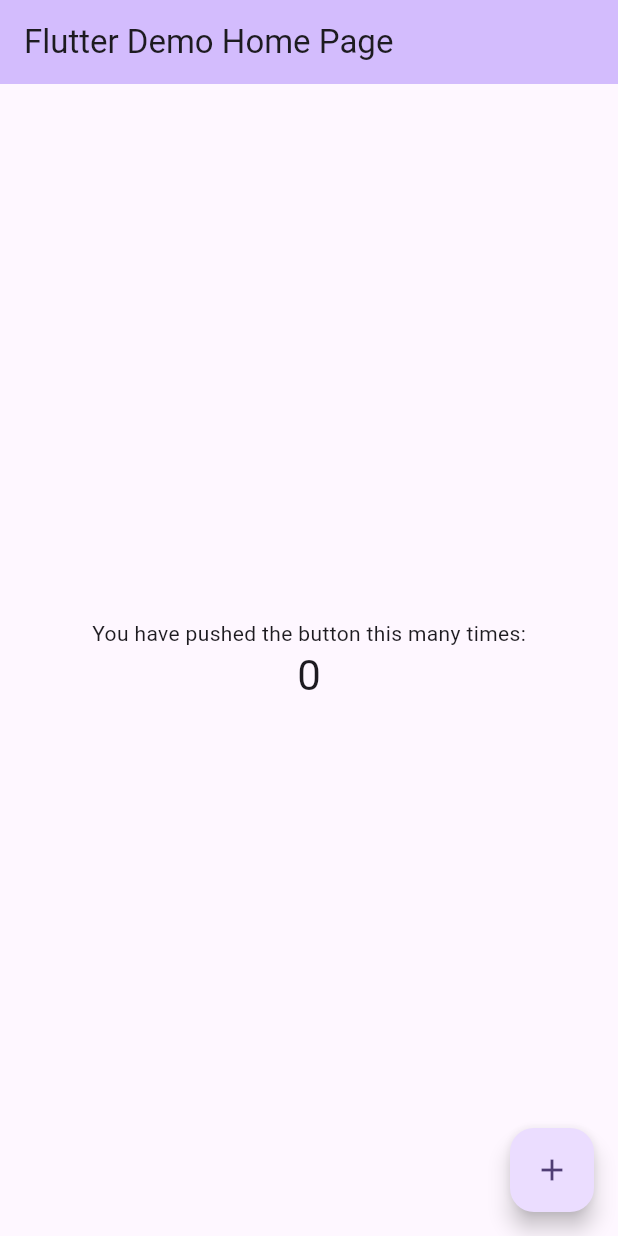
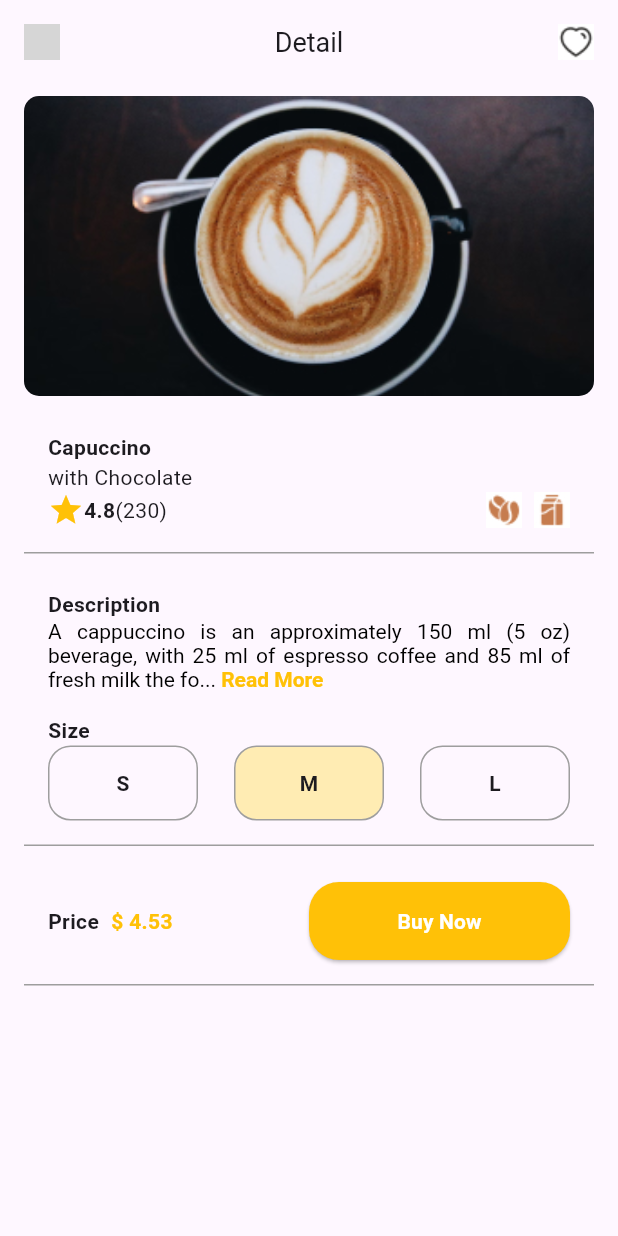
Before and after one commit to ehimze007/capuccino_submission, a Flutter app: the screen it shows after launch, on a phone screen of 412 x 824 dp. Run offline on Flutter 3.47's test engine with Material 3 defaults, Android fonts, the phone set to English and light mode, and no system bars; grey boxes are pictures that could not be loaded.

Commit message:
Changes to be committed: 	modified:   lib/main.dart 	modified:   pubspec.yaml A non modular replica of the project image has been created in this commit. However, this is cumbersome and very bug prone.

```diff
--- a/lib/main.dart
+++ b/lib/main.dart
@@ -7,119 +7,265 @@ void main() {
 class MyApp extends StatelessWidget {
   const MyApp({super.key});
 
-  // This widget is the root of your application.
   @override
   Widget build(BuildContext context) {
     return MaterialApp(
-      title: 'Flutter Demo',
+      title: 'Your App Title',
       theme: ThemeData(
-        // This is the theme of your application.
-        //
-        // TRY THIS: Try running your application with "flutter run". You'll see
-        // the application has a purple toolbar. Then, without quitting the app,
-        // try changing the seedColor in the colorScheme below to Colors.green
-        // and then invoke "hot reload" (save your changes or press the "hot
-        // reload" button in a Flutter-supported IDE, or press "r" if you used
-        // the command line to start the app).
-        //
-        // Notice that the counter didn't reset back to zero; the application
-        // state is not lost during the reload. To reset the state, use hot
-        // restart instead.
-        //
-        // This works for code too, not just values: Most code changes can be
-        // tested with just a hot reload.
-        colorScheme: ColorScheme.fromSeed(seedColor: Colors.deepPurple),
-        useMaterial3: true,
+        primarySwatch: Colors.blue,
       ),
-      home: const MyHomePage(title: 'Flutter Demo Home Page'),
+      debugShowCheckedModeBanner: false,
+      home: const MyHomePage(),
     );
   }
 }
 
-class MyHomePage extends StatefulWidget {
-  const MyHomePage({super.key, required this.title});
-
-  // This widget is the home page of your application. It is stateful, meaning
-  // that it has a State object (defined below) that contains fields that affect
-  // how it looks.
-
-  // This class is the configuration for the state. It holds the values (in this
-  // case the title) provided by the parent (in this case the App widget) and
-  // used by the build method of the State. Fields in a Widget subclass are
-  // always marked "final".
-
-  final String title;
-
-  @override
-  State<MyHomePage> createState() => _MyHomePageState();
-}
-
-class _MyHomePageState extends State<MyHomePage> {
-  int _counter = 0;
-
-  void _incrementCounter() {
-    setState(() {
-      // This call to setState tells the Flutter framework that something has
-      // changed in this State, which causes it to rerun the build method below
-      // so that the display can reflect the updated values. If we changed
-      // _counter without calling setState(), then the build method would not be
-      // called again, and so nothing would appear to happen.
-      _counter++;
-    });
-  }
+class MyHomePage extends StatelessWidget {
+  const MyHomePage({super.key});
 
   @override
   Widget build(BuildContext context) {
-    // This method is rerun every time setState is called, for instance as done
-    // by the _incrementCounter method above.
-    //
-    // The Flutter framework has been optimized to make rerunning build methods
-    // fast, so that you can just rebuild anything that needs updating rather
-    // than having to individually change instances of widgets.
     return Scaffold(
       appBar: AppBar(
-        // TRY THIS: Try changing the color here to a specific color (to
-        // Colors.amber, perhaps?) and trigger a hot reload to see the AppBar
-        // change color while the other colors stay the same.
-        backgroundColor: Theme.of(context).colorScheme.inversePrimary,
-        // Here we take the value from the MyHomePage object that was created by
-        // the App.build method, and use it to set our appbar title.
-        title: Text(widget.title),
-      ),
-      body: Center(
-        // Center is a layout widget. It takes a single child and positions it
-        // in the middle of the parent.
-        child: Column(
-          // Column is also a layout widget. It takes a list of children and
-          // arranges them vertically. By default, it sizes itself to fit its
-          // children horizontally, and tries to be as tall as its parent.
-          //
-          // Column has various properties to control how it sizes itself and
-          // how it positions its children. Here we use mainAxisAlignment to
-          // center the children vertically; the main axis here is the vertical
-          // axis because Columns are vertical (the cross axis would be
-          // horizontal).
-          //
-          // TRY THIS: Invoke "debug painting" (choose the "Toggle Debug Paint"
-          // action in the IDE, or press "p" in the console), to see the
-          // wireframe for each widget.
+        leading: Padding(
+          padding: const EdgeInsets.all(8.0),
+          child: GestureDetector(
+            onTap: () {},
+            child: Padding(
+              padding: const EdgeInsets.all(8.0),
+              child: Image.asset(
+                './images/arrow-left.jpg',
+                width: 24,
+                height: 24,
+              ),
+            ),
+          ),
+        ),
+        title: const Row(
           mainAxisAlignment: MainAxisAlignment.center,
-          children: <Widget>[
-            const Text(
-              'You have pushed the button this many times:',
-            ),
+          children: [
             Text(
-              '$_counter',
-              style: Theme.of(context).textTheme.headlineMedium,
+              'Detail',
+              style: TextStyle(fontSize: 18),
             ),
           ],
         ),
+        actions: [
+          Padding(
+            padding: const EdgeInsets.all(8.0),
+            child: GestureDetector(
+              onTap: () {},
+              child: Padding(
+                padding: const EdgeInsets.all(8.0),
+                child: Image.asset(
+                  'images/Heart.jpg',
+                  width: 24,
+                  height: 24,
+                ),
+              ),
+            ),
+          ),
+        ],
       ),
-      floatingActionButton: FloatingActionButton(
-        onPressed: _incrementCounter,
-        tooltip: 'Increment',
-        child: const Icon(Icons.add),
-      ), // This trailing comma makes auto-formatting nicer for build methods.
+      body: SingleChildScrollView(
+        child: Padding(
+          padding: const EdgeInsets.symmetric(horizontal: 16),
+          child: Column(
+            children: [
+              const SizedBox(
+                height: 8,
+              ),
+              Center(
+                child: ClipRRect(
+                  borderRadius: BorderRadius.circular(10.0),
+                  child: Image.asset(
+                    'images/Rectangle1706.jpg',
+                    width: MediaQuery.of(context).size.width * 1,
+                    height: 200,
+                    fit: BoxFit.cover,
+                  ),
+                ),
+              ),
+              const SizedBox(
+                height: 8,
+              ),
+              Container(
+                padding: const EdgeInsets.all(16),
+                decoration: const BoxDecoration(
+                  border: Border(bottom: BorderSide(color: Colors.grey)),
+                ),
+                child: Column(
+                  crossAxisAlignment: CrossAxisAlignment.start,
+                  children: [
+                    const Text(
+                      'Capuccino',
+                      style: TextStyle(fontWeight: FontWeight.bold),
+                    ),
+                    const Text('with Chocolate'),
+                    Row(
+                      mainAxisAlignment: MainAxisAlignment.spaceBetween,
+                      children: [
+                        const Row(
+                          children: [
+                            Icon(
+                              Icons.star,
+                              color: Colors.amber,
+                            ),
+                            Text(
+                              '4.8',
+                              style: TextStyle(fontWeight: FontWeight.bold),
+                            ),
+                            Text('(230)'),
+                          ],
+                        ),
+                        Row(
+                          children: [
+                            Image.asset(
+                              'images/bean.jpg',
+                              width: 24,
+                              height: 24,
+                            ),
+                            const SizedBox(width: 8),
+                            Image.asset(
+                              'images/milk.jpg',
+                              width: 24,
+                              height: 24,
+                            ),
+                          ],
+                        ),
+                      ],
+                    ),
+                  ],
+                ),
+              ),
+              const SizedBox(
+                height: 8,
+              ),
+              Container(
+                padding: const EdgeInsets.all(16),
+                decoration: const BoxDecoration(
+                  border: Border(bottom: BorderSide(color: Colors.grey)),
+                ),
+                child: Column(
+                  crossAxisAlignment: CrossAxisAlignment.start,
+                  children: [
+                    const Text(
+                      'Description',
+                      style: TextStyle(fontWeight: FontWeight.bold),
+                    ),
+                    RichText(
+                      textAlign: TextAlign.justify,
+                      text: const TextSpan(
+                        text:
+                            'A cappuccino is an approximately 150 ml (5 oz) beverage, with 25 ml of espresso coffee and 85 ml of fresh milk the fo...',
+                        style: TextStyle(color: Colors.black),
+                        children: [
+                          TextSpan(
+                            text: ' Read More',
+                            style: TextStyle(
+                              color: Colors.amber,
+                              fontWeight: FontWeight.bold,
+                            ),
+                          ),
+                        ],
+                      ),
+                    ),
+                    const SizedBox(height: 8),
+                    const SizedBox(height: 8),
+                    const Text(
+                      'Size',
+                      style: TextStyle(fontWeight: FontWeight.bold),
+                    ),
+                    Row(
+                      mainAxisAlignment: MainAxisAlignment.spaceBetween,
+                      children: [
+                        buildSizeBox('S'),
+                        buildSizeBox('M', bgColor: Colors.amber[100]),
+                        buildSizeBox('L'),
+                      ],
+                    ),
+                  ],
+                ),
+              ),
+              const SizedBox(
+                height: 8,
+              ),
+              Container(
+                padding: const EdgeInsets.all(16),
+                decoration: const BoxDecoration(
+                  border: Border(bottom: BorderSide(color: Colors.grey)),
+                ),
+                child: Row(
+                  mainAxisAlignment: MainAxisAlignment.spaceBetween,
+                  children: [
+                    const Expanded(
+                      child: Row(
+                        children: [
+                          Text(
+                            'Price',
+                            style: TextStyle(fontWeight: FontWeight.bold),
+                          ),
+                          SizedBox(width: 8),
+                          Text(
+                            '\$ 4.53',
+                            style: TextStyle(
+                              color: Colors.amber,
+                              fontWeight: FontWeight.bold,
+                            ),
+                          ),
+                        ],
+                      ),
+                    ),
+                    Expanded(
+                      child: ElevatedButton(
+                        onPressed: () {},
+                        style: ElevatedButton.styleFrom(
+                          backgroundColor: Colors.amber,
+                          shape: RoundedRectangleBorder(
+                            borderRadius: BorderRadius.circular(20.0),
+                          ),
+                        ),
+                        child: const Padding(
+                          padding: EdgeInsets.symmetric(
+                            vertical: 16,
+                            horizontal: 24,
+                          ),
+                          child: Text(
+                            'Buy Now',
+                            style: TextStyle(
+                              color: Colors.white,
+                              fontWeight: FontWeight.bold,
+                            ),
+                          ),
+                        ),
+                      ),
+                    ),
+                  ],
+                ),
+              ),
+              // Add more widgets as needed
+            ],
+          ),
+        ),
+      ),
+    );
+  }
+
+  Widget buildSizeBox(String size, {Color? bgColor}) {
+    return Container(
+      width: 100,
+      height: 50,
+      decoration: BoxDecoration(
+        color: bgColor,
+        borderRadius: BorderRadius.circular(15.0),
+        border: Border.all(color: Colors.grey),
+      ),
+      child: Center(
+        child: Text(
+          size,
+          style: const TextStyle(fontWeight: FontWeight.bold),
+        ),
+      ),
     );
   }
 }
```
Also changed, not shown: pubspec.yaml (+1 -12 lines).
